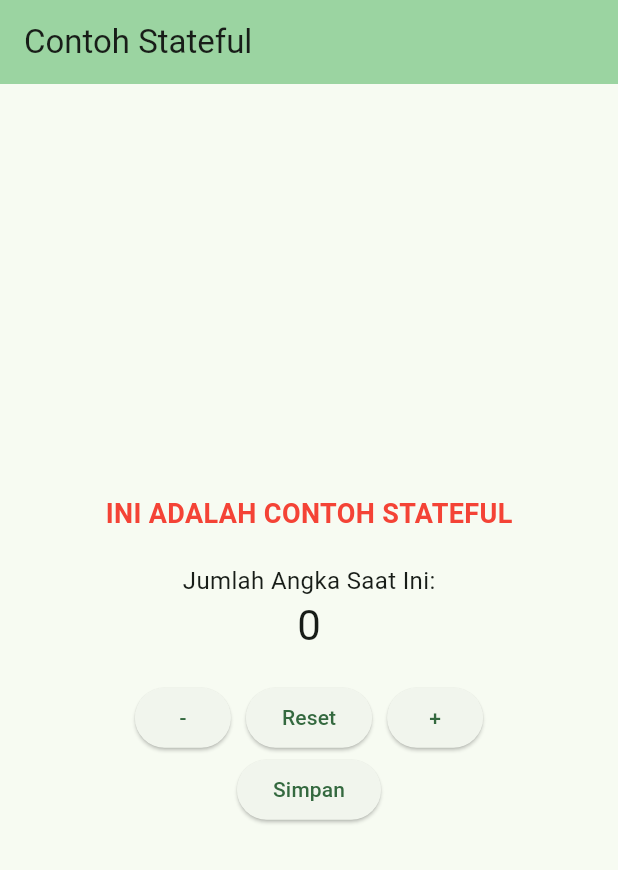
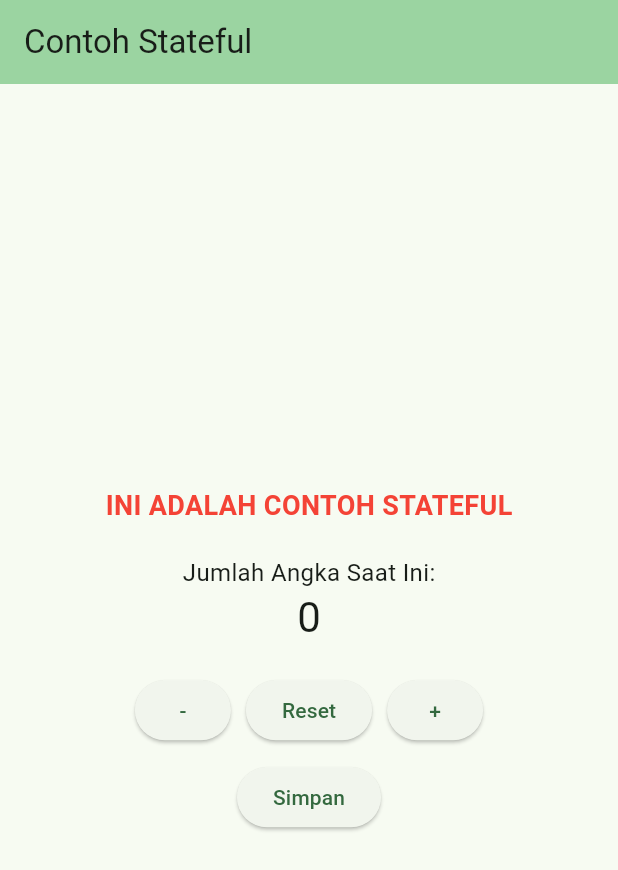
Before and after one commit to aldihaqq03/mobile_kel3, a Flutter app: the screen it shows after launch, on a phone screen of 412 x 824 dp. Shown: the top 870 px of the screen. Run offline on Flutter 3.47's test engine with Material 3 defaults, Android fonts, the light colour scheme and no system bars.

Commit message:
Update main.dart

```diff
--- a/mobile_kelompok3/lib/main.dart
+++ b/mobile_kelompok3/lib/main.dart
@@ -107,11 +107,10 @@ class _MyHomePageState extends State<MyHomePage> {
                 ElevatedButton(onPressed: _tambah, child: const Text('+')),
               ],
             ),
-
+            const SizedBox(height: 10),
             Row(
               mainAxisAlignment: MainAxisAlignment.center,
               children: [
-                const SizedBox(height: 20),
                 ElevatedButton(onPressed: _simpan, child: const Text('Simpan')),
               ],
             ),
```
